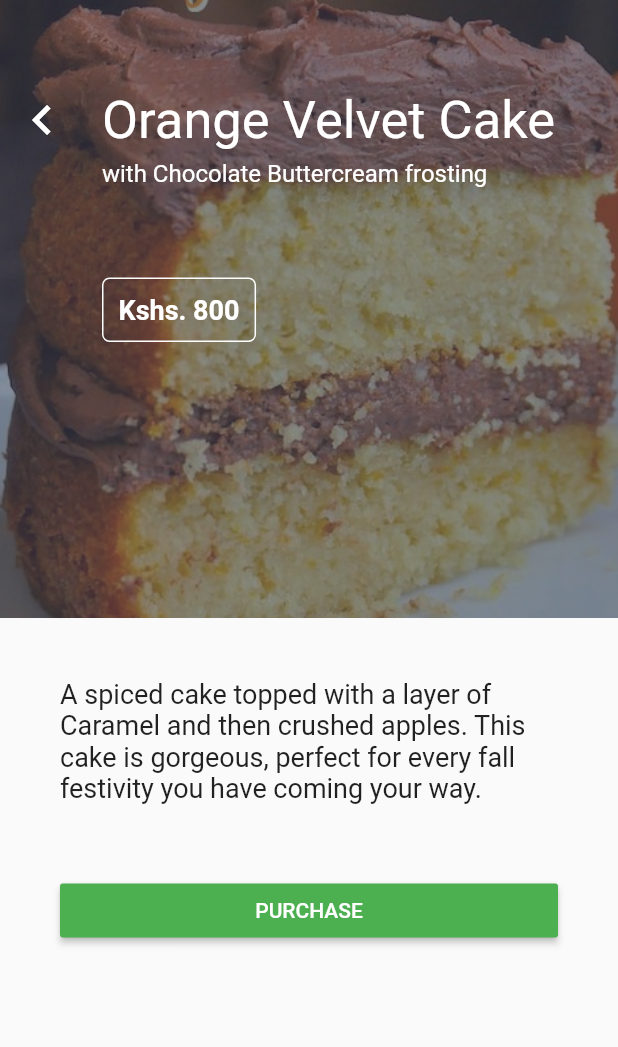
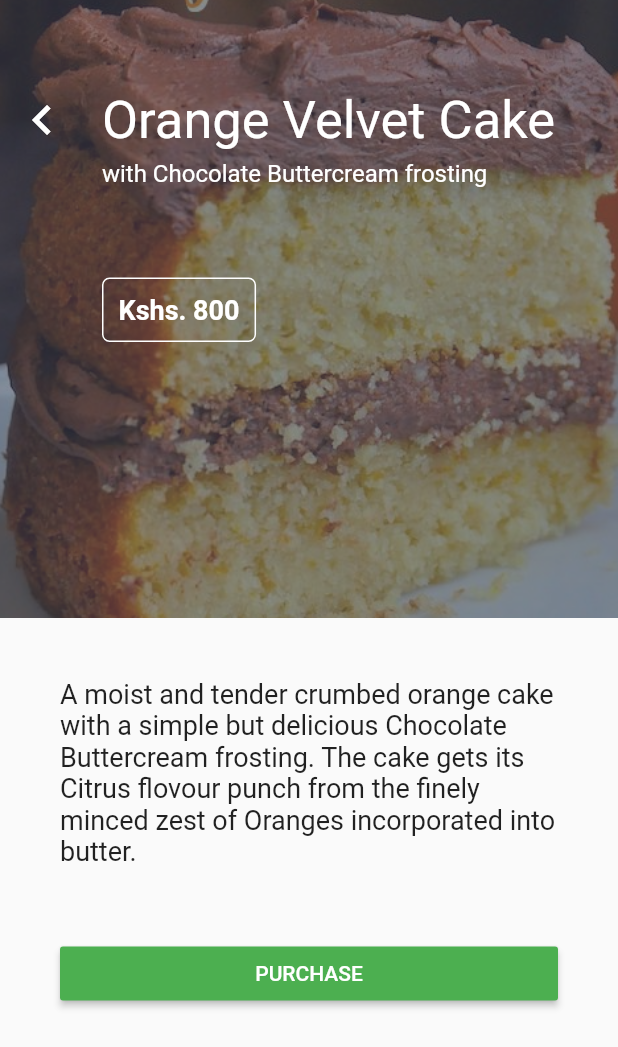
Before and after one commit to musumbidenis/cake-ordering-app, a Flutter app: the OrangeVelvet screen opened directly, on a phone screen of 412 x 824 dp. Shown: the top 1047 px of the screen. Run offline on Flutter 3.47's test engine with Material 2 defaults, Android fonts, the phone set to English and light mode, and no system bars; missing offline and left inert: flutter_sms.

Commit message:
Updated the cakes descriptions

```diff
--- a/lib/descriptions/lemonGinger.dart
+++ b/lib/descriptions/lemonGinger.dart
@@ -100,7 +100,7 @@ class _LemonGingerState extends State<LemonGinger> {
               child: Column(
                 children: <Widget>[
                   Text(
-                    "A spiced cake topped with a layer of Caramel and then crushed apples. This cake is gorgeous, perfect for every fall festivity you have coming your way.",
+                    "Moist lemon ginger cake with the fresh aroma of ginger makes for a perfect snack any time of the day.",
                     style: TextStyle(fontSize: 18.0),
                   ),
                   SizedBox(height: 30.0),
--- a/lib/descriptions/orangeVelvet.dart
+++ b/lib/descriptions/orangeVelvet.dart
@@ -101,7 +101,7 @@ class _OrangeVelvetState extends State<OrangeVelvet> {
               child: Column(
                 children: <Widget>[
                   Text(
-                    "A spiced cake topped with a layer of Caramel and then crushed apples. This cake is gorgeous, perfect for every fall festivity you have coming your way.",
+                    "A moist and tender crumbed orange cake with a simple but delicious Chocolate Buttercream frosting. The cake gets its Citrus flovour punch from the finely minced zest of Oranges incorporated into butter.",
                     style: TextStyle(fontSize: 18.0),
                   ),
                   SizedBox(height: 30.0),
--- a/lib/descriptions/pineappleCoconut.dart
+++ b/lib/descriptions/pineappleCoconut.dart
@@ -100,7 +100,7 @@ class _PineappleCoconutState extends State<PineappleCoconut> {
               child: Column(
                 children: <Widget>[
                   Text(
-                    "A spiced cake topped with a layer of Caramel and then crushed apples. This cake is gorgeous, perfect for every fall festivity you have coming your way.",
+                    "Moist and delicious pineapple coconut cake perfected with a smooth, sweet and flavourful pineapple filling and topped with a creamy rich coconut buttercream making this southern classic cake one for the ages",
                     style: TextStyle(fontSize: 18.0),
                   ),
                   SizedBox(height: 30.0),
```
